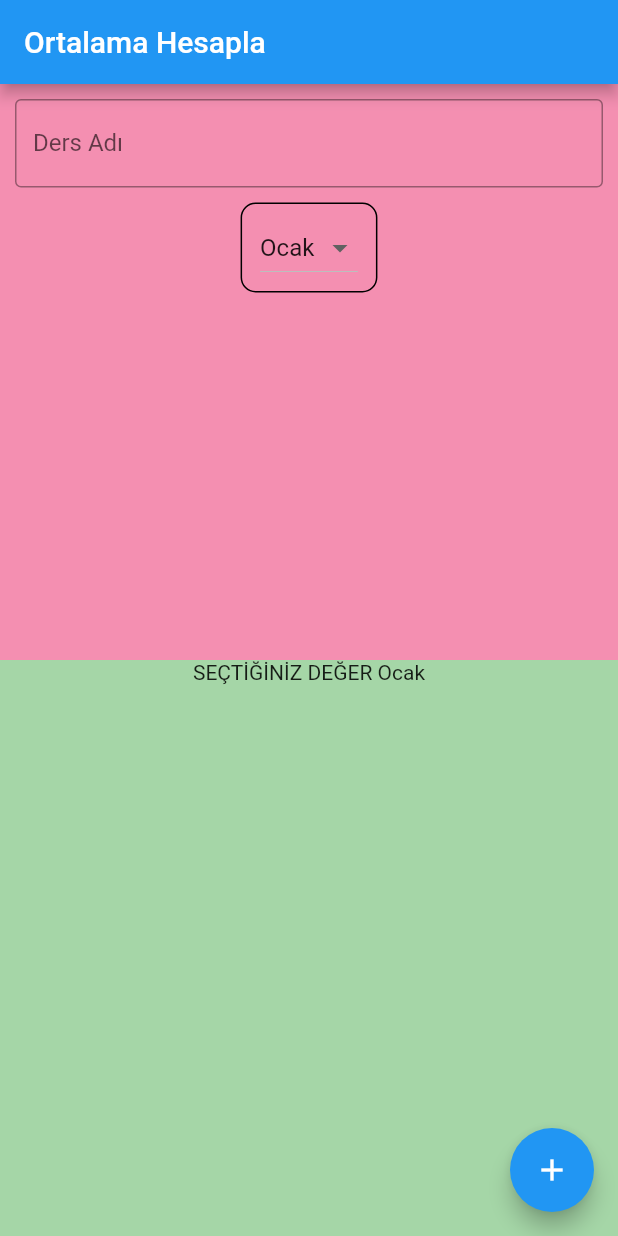
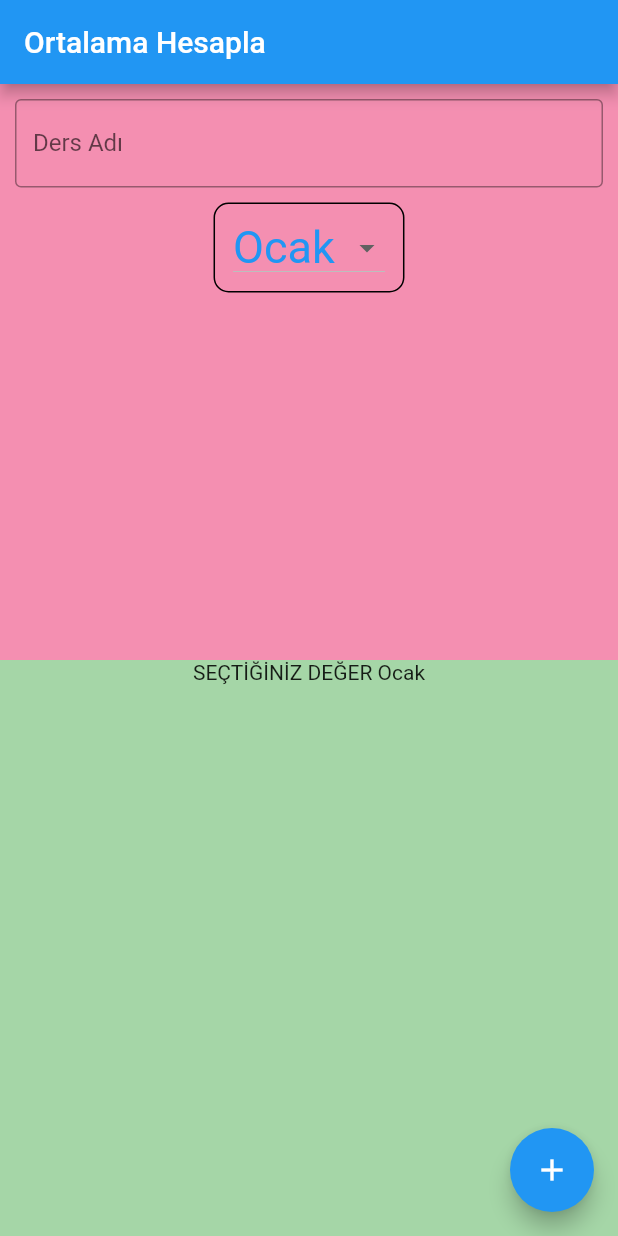
Before and after one commit to ilkeretlik/dinamik_ortalama, a Flutter app: the screen it shows after launch, on a phone screen of 412 x 824 dp. Run offline on Flutter 3.47's test engine with Material 2 defaults, Android fonts, the phone set to English and light mode, and no system bars.

```diff
--- a/lib/main.dart
+++ b/lib/main.dart
@@ -108,7 +108,7 @@ class _MyHomePageState extends State<MyHomePage> {
                       borderRadius: BorderRadius.all(Radius.circular(10))
                       ),
                       child: DropdownButton(
-
+                        style: TextStyle(fontSize: 30,color:Colors.blue),
                           value: _selectedItem,
                           items: _dropdownMenuItems,
                           onChanged: (value) {
```
